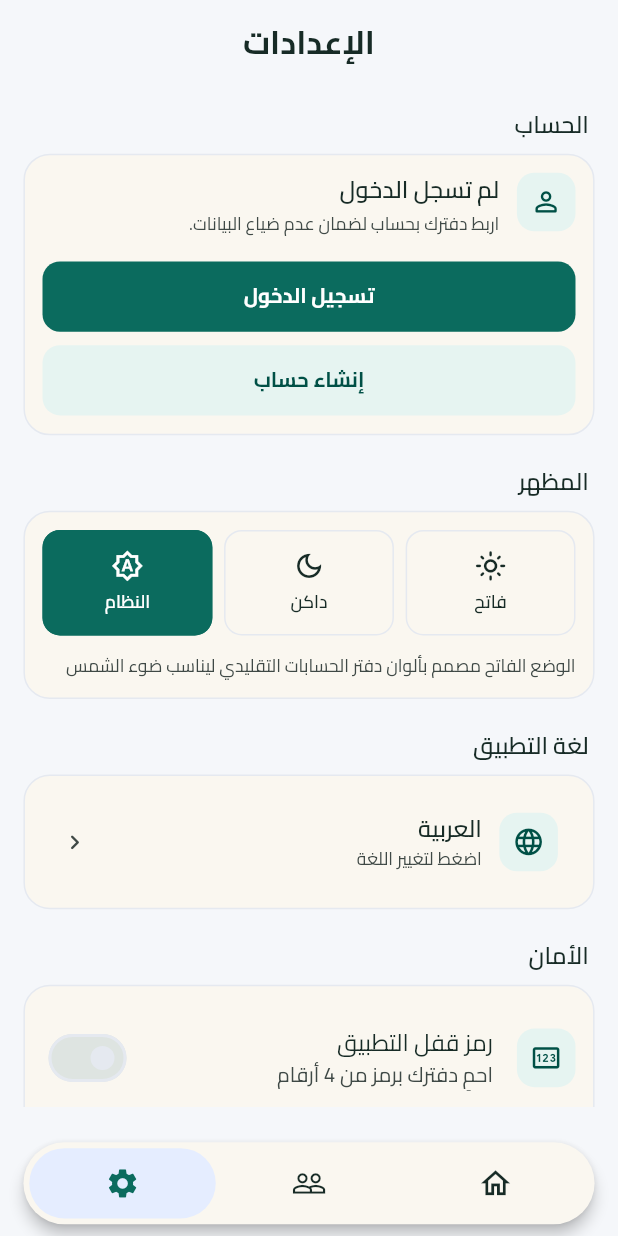
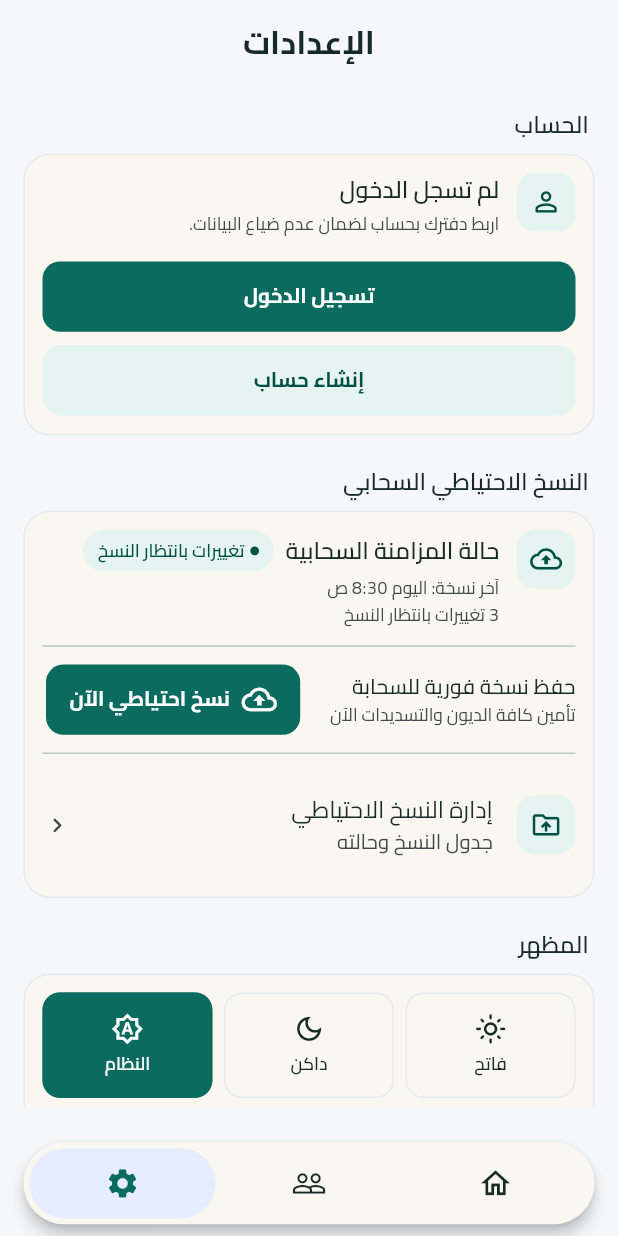
Before and after one commit to MG-B17/Daftari-App, a Flutter app: the SettingsScreen screen opened by its route, on a phone screen of 412 x 824 dp. Run offline on Flutter 3.47's test engine with Material 3 defaults, Android fonts, the phone set to English and light mode, and no system bars; our stand-ins replace animated_theme_switcher, connectivity_plus, drift, drift_flutter, equatable, firebase_core and 14 more; missing offline and left inert: marionette_flutter; accounts and stored records are empty; generated files the repository leaves out were written again.

Commit message:
add backup ui

```diff
--- a/lib/core/routing/app_router.dart
+++ b/lib/core/routing/app_router.dart
@@ -13,6 +13,7 @@ import '../../features/auth/update_password/presentation/cubit/update_password_c
 import '../../features/auth/update_password/presentation/screens/update_password_screen.dart';
 import '../../features/auth/verify_email/presentation/cubit/verify_email_cubit.dart';
 import '../../features/auth/verify_email/presentation/screens/verify_email_screen.dart';
+import '../../features/backup/presentation/screens/backup_screen.dart';
 import '../../features/customers/domain/entities/picked_contact.dart';
 import '../../features/customers/presentation/cubit/customer_details_cubit.dart';
 import '../../features/customers/presentation/cubit/customer_form_cubit.dart';
@@ -130,6 +131,14 @@ abstract final class AppRouter {
             child: PinLockScreen(mode: mode),
           );
         },
+      ),
+      GoRoute(
+        path: AppRoutes.settingsBackup,
+        name: AppRoutes.settingsBackupName,
+        pageBuilder: (context, state) => SlideRightTransitionPage(
+          key: state.pageKey,
+          child: const BackupScreen(),
+        ),
       ),
       GoRoute(
         path: AppRoutes.splash,
--- a/lib/core/routing/app_routes.dart
+++ b/lib/core/routing/app_routes.dart
@@ -11,6 +11,8 @@ abstract final class AppRoutes {
   static const lockName = 'lock';
   static const settingsPin = '/settings/pin';
   static const settingsPinName = 'settings-pin';
+  static const settingsBackup = '/settings/backup';
+  static const settingsBackupName = 'settings-backup';
   static const customers = '/customers';
   static const customersName = 'customers';
   static const customerNew = '/customers/new';
--- /dev/null
+++ b/lib/features/backup/presentation/models/backup_view_state.dart
@@ -0,0 +1,48 @@
+import 'package:equatable/equatable.dart';
+
+enum BackupStatus { neverBackedUp, pending, running, failed, upToDate }
+
+enum BackupSchedule { daily, weekly, monthly }
+
+/// Presentation snapshot rendered by the backup UI (mock data in Task 1).
+final class BackupViewState extends Equatable {
+  const BackupViewState({
+    required this.status,
+    required this.pendingChanges,
+    this.schedule,
+    this.lastConfirmedAt,
+    this.accountEmail,
+    this.accountShopName,
+  });
+
+  /// Default preview: a linked ledger with local changes waiting for upload
+  /// and no schedule chosen yet.
+  static final mock = BackupViewState(
+    status: BackupStatus.pending,
+    pendingChanges: 3,
+    lastConfirmedAt: DateTime.now().subtract(const Duration(hours: 2)),
+    accountEmail: 'mohamed.store@gmail.com',
+    accountShopName: 'بقالة الأمانة - محمد',
+  );
+
+  final BackupStatus status;
+  final int pendingChanges;
+  final BackupSchedule? schedule;
+  final DateTime? lastConfirmedAt;
+  final String? accountEmail;
+  final String? accountShopName;
+
+  bool get isRunning => status == BackupStatus.running;
+
+  bool get canBackUpNow => pendingChanges > 0 && !isRunning;
+
+  @override
+  List<Object?> get props => [
+    status,
+    pendingChanges,
+    schedule,
+    lastConfirmedAt,
+    accountEmail,
+    accountShopName,
+  ];
+}
--- /dev/null
+++ b/lib/features/backup/presentation/widgets/backup_now_button.dart
@@ -0,0 +1,27 @@
+import 'package:flutter/material.dart';
+
+import '../../../../core/extensions/context_extensions.dart';
+import '../../../../core/widgets/app_button.dart';
+import '../models/backup_view_state.dart';
+import 'backup_labels.dart';
+
+class BackupNowButton extends StatelessWidget {
+  const BackupNowButton({
+    super.key,
+    required this.state,
+    this.fullWidth = false,
+  });
+
+  final BackupViewState state;
+  final bool fullWidth;
+
+  @override
+  Widget build(BuildContext context) => AppButton(
+    key: const ValueKey('backup-now'),
+    label: context.l10n.backupNowAction,
+    icon: Icons.cloud_upload_outlined,
+    fullWidth: fullWidth,
+    isLoading: state.isRunning,
+    onPressed: state.canBackUpNow ? () => showBackupMockNotice(context) : null,
+  );
+}
--- /dev/null
+++ b/lib/features/backup/presentation/widgets/backup_settings_section.dart
@@ -0,0 +1,139 @@
+import 'package:flutter/material.dart';
+import 'package:go_router/go_router.dart';
+
+import '../../../../core/extensions/context_extensions.dart';
+import '../../../../core/routing/app_routes.dart';
+import '../../../../core/theme/app_spacing.dart';
+import '../../../settings/presentation/widgets/settings_icon_box.dart';
+import '../../../settings/presentation/widgets/settings_section_card.dart';
+import '../models/backup_view_state.dart';
+import 'backup_labels.dart';
+import 'backup_now_button.dart';
+import 'backup_status_pill.dart';
+
+/// Settings entry for cloud backup: status, manual action and management.
+class BackupSettingsSection extends StatelessWidget {
+  const BackupSettingsSection({super.key, this.state});
+
+  final BackupViewState? state;
+
+  @override
+  Widget build(BuildContext context) {
+    final view = state ?? BackupViewState.mock;
+    final l10n = context.l10n;
+    return SettingsSectionCard(
+      title: l10n.backupSectionTitle,
+      child: Material(
+        color: context.appColors.cardPaperSurface,
+        child: Column(
+          children: [
+            if (view.isRunning) ...[
+              const LinearProgressIndicator(),
+              SizedBox(height: AppSpacing.compact),
+            ],
+            _StatusRow(state: view),
+            Divider(height: AppSpacing.lg),
+            _BackupNowRow(state: view),
+            Divider(height: AppSpacing.lg),
+            ListTile(
+              key: const ValueKey('backup-manage-tile'),
+              contentPadding: EdgeInsets.zero,
+              leading: const SettingsIconBox(
+                icon: Icons.drive_folder_upload_outlined,
+              ),
+              title: Text(l10n.backupManageTitle),
+              subtitle: Text(l10n.backupManageSubtitle),
+              trailing: Icon(
+                Directionality.of(context) == TextDirection.rtl
+                    ? Icons.chevron_left_rounded
+                    : Icons.chevron_right_rounded,
+                size: AppSpacing.iconSmall,
+              ),
+              onTap: () => context.push(AppRoutes.settingsBackup),
+            ),
+          ],
+        ),
+      ),
+    );
+  }
+}
+
+class _StatusRow extends StatelessWidget {
+  const _StatusRow({required this.state});
+
+  final BackupViewState state;
+
+  @override
+  Widget build(BuildContext context) {
+    final captionStyle = context.textTheme.bodySmall?.copyWith(
+      color: context.colorScheme.onSurfaceVariant,
+    );
+    return Row(
+      crossAxisAlignment: CrossAxisAlignment.start,
+      children: [
+        SettingsIconBox(icon: state.status.icon),
+        SizedBox(width: AppSpacing.compact),
+        Expanded(
+          child: Column(
+            crossAxisAlignment: CrossAxisAlignment.start,
+            children: [
+              Wrap(
+                spacing: AppSpacing.sm,
+                runSpacing: AppSpacing.xs,
+                crossAxisAlignment: WrapCrossAlignment.center,
+                children: [
+                  Text(
+                    context.l10n.backupSyncStatusTitle,
+                    style: context.textTheme.titleMedium,
+                  ),
+                  BackupStatusPill(status: state.status),
+                ],
+              ),
+              SizedBox(height: AppSpacing.xxs),
+              Text(state.lastConfirmedLabel(context), style: captionStyle),
+              Text(state.pendingLabel(context), style: captionStyle),
+              if (state.status == BackupStatus.failed)
+                Text(
+                  context.l10n.backupFailedHint,
+                  style: context.textTheme.bodySmall?.copyWith(
+                    color: context.appColors.creditColor,
+                  ),
+                ),
+            ],
+          ),
+        ),
+      ],
+    );
+  }
+}
+
+class _BackupNowRow extends StatelessWidget {
+  const _BackupNowRow({required this.state});
+
+  final BackupViewState state;
+
+  @override
+  Widget build(BuildContext context) => Row(
+    children: [
+      Expanded(
+        child: Column(
+          crossAxisAlignment: CrossAxisAlignment.start,
+          children: [
+            Text(
+              context.l10n.backupNowTitle,
+              style: context.textTheme.titleSmall,
+            ),
+            Text(
+              context.l10n.backupNowSubtitle,
+              style: context.textTheme.bodySmall?.copyWith(
+                color: context.colorScheme.onSurfaceVariant,
+              ),
+            ),
+          ],
+        ),
+      ),
+      SizedBox(width: AppSpacing.compact),
+      Flexible(child: BackupNowButton(state: state)),
+    ],
+  );
+}
--- /dev/null
+++ b/lib/features/backup/presentation/widgets/backup_status_pill.dart
@@ -0,0 +1,45 @@
+import 'package:flutter/material.dart';
+
+import '../../../../core/extensions/context_extensions.dart';
+import '../../../../core/theme/app_spacing.dart';
+import '../models/backup_view_state.dart';
+import 'backup_labels.dart';
+
+class BackupStatusPill extends StatelessWidget {
+  const BackupStatusPill({super.key, required this.status});
+
+  final BackupStatus status;
+
+  @override
+  Widget build(BuildContext context) {
+    final (background, foreground) = status.colors(context);
+    return Container(
+      key: ValueKey('backup-status-${status.name}'),
+      padding: AppSpacing.badgePadding,
+      decoration: BoxDecoration(
+        color: background,
+        borderRadius: BorderRadius.circular(AppSpacing.pillRadius),
+      ),
+      child: Row(
+        mainAxisSize: MainAxisSize.min,
+        children: [
+          Container(
+            width: AppSpacing.tight,
+            height: AppSpacing.tight,
+            decoration: BoxDecoration(
+              color: foreground,
+              shape: BoxShape.circle,
+            ),
+          ),
+          SizedBox(width: AppSpacing.xs),
+          Flexible(
+            child: Text(
+              status.label(context),
+              style: context.textTheme.labelMedium?.copyWith(color: foreground),
+            ),
+          ),
+        ],
+      ),
+    );
+  }
+}
--- a/lib/features/settings/presentation/screens/settings_screen.dart
+++ b/lib/features/settings/presentation/screens/settings_screen.dart
@@ -11,6 +11,7 @@ import '../widgets/language_tile.dart';
 import '../widgets/settings_section_card.dart';
 import '../widgets/theme_mode_selector.dart';
 import '../../../auth/widgets/account_settings_section.dart';
+import '../../../backup/presentation/widgets/backup_settings_section.dart';
 import '../../../security/presentation/widgets/security_settings_section.dart';
 
 class SettingsScreen extends StatelessWidget {
@@ -31,6 +32,8 @@ class SettingsScreen extends StatelessWidget {
             children: [
               const AccountSettingsSection(),
               SizedBox(height: AppSpacing.settingsSectionGap),
+              const BackupSettingsSection(),
+              SizedBox(height: AppSpacing.settingsSectionGap),
               SettingsSectionCard(
                 title: context.l10n.settingsAppearanceTitle,
                 child: const ThemeModeSelector(),
--- a/lib/l10n/app_ar.arb
+++ b/lib/l10n/app_ar.arb
@@ -336,5 +336,31 @@
   "authPasswordUpdated": "تم تحديث كلمة المرور بنجاح.",
   "authEmailNotVerifiedYet": "لم يتم تأكيد بريدك الإلكتروني بعد. افتح الرابط في بريدك وحاول مرة أخرى.",
   "authSignedOutSuccess": "تم تسجيل الخروج. بيانات دفترك المحلي محفوظة على هذا الجهاز.",
-  "authLinkedSuccess": "تم ربط الدفتر بحسابك."
+  "authLinkedSuccess": "تم ربط الدفتر بحسابك.",
+  "backupSectionTitle": "النسخ الاحتياطي السحابي",
+  "backupSyncStatusTitle": "حالة المزامنة السحابية",
+  "backupStatusNeverBackedUp": "لم يتم النسخ بعد",
+  "backupStatusPending": "تغييرات بانتظار النسخ",
+  "backupStatusRunning": "جارٍ النسخ…",
+  "backupStatusFailed": "فشل النسخ",
+  "backupStatusUpToDate": "متصل وآمن",
+  "backupLastConfirmed": "آخر نسخة: {day} {time}",
+  "@backupLastConfirmed": {"placeholders": {"day": {"type": "String"}, "time": {"type": "String"}}},
+  "backupNeverConfirmed": "لا توجد نسخة بعد",
+  "backupPendingChanges": "{count, plural, =0{لا توجد تغييرات معلقة} =1{تغيير واحد بانتظار النسخ} =2{تغييران بانتظار النسخ} few{{count} تغييرات بانتظار النسخ} many{{count} تغييرًا بانتظار النسخ} other{{count} تغيير بانتظار النسخ}}",
+  "@backupPendingChanges": {"placeholders": {"count": {"type": "int"}}},
+  "backupFailedHint": "لم تكتمل المحاولة الأخيرة. نسختك السابقة محفوظة.",
+  "backupNowAction": "نسخ احتياطي الآن",
+  "backupNowTitle": "حفظ نسخة فورية للسحابة",
+  "backupNowSubtitle": "تأمين كافة الديون والتسديدات الآن",
+  "backupManageTitle": "إدارة النسخ الاحتياطي",
+  "backupManageSubtitle": "جدول النسخ وحالته",
+  "backupScreenTitle": "إعدادات النسخ الاحتياطي",
+  "backupActiveAccount": "حساب نشط",
+  "backupScheduleTitle": "جدول النسخ الاحتياطي",
+  "backupScheduleDaily": "يوميًا",
+  "backupScheduleWeekly": "أسبوعيًا",
+  "backupScheduleMonthly": "شهريًا",
+  "backupScheduleCaption": "اختر عدد مرات النسخ التلقائي عندما يسمح أندرويد بذلك.",
+  "backupMockNotice": "معاينة فقط — النسخ الاحتياطي غير متاح بعد."
 }
```
Also changed, not shown: lib/features/backup/presentation/screens/backup_screen.dart (added, +40 -0 lines), lib/features/backup/presentation/widgets/backup_account_card.dart (added, +59 -0 lines), lib/features/backup/presentation/widgets/backup_labels.dart (added, +63 -0 lines), lib/features/backup/presentation/widgets/backup_schedule_selector.dart (added, +125 -0 lines), lib/features/backup/presentation/widgets/backup_status_card.dart (added, +104 -0 lines), lib/l10n/app_en.arb (+27 -1 lines), lib/l10n/generated/app_localizations.dart, lib/l10n/generated/app_localizations_ar.dart, lib/l10n/generated/app_localizations_en.dart, 2 other files.
